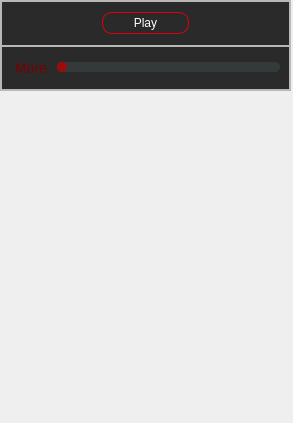
Old version of the form form.ui in the repository IamRezaMousavi/RedLine.
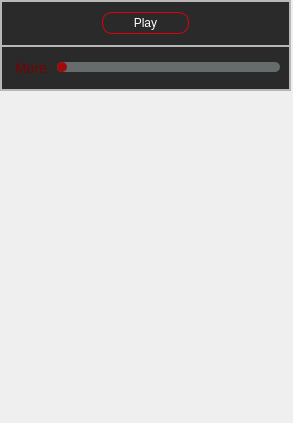
New version of the form.

Commit message: edit openFiles button styleSheet

Patch:
```diff
--- a/form.ui
+++ b/form.ui
@@ -39,7 +39,7 @@
      <string notr="true">QFrame#windowFrame
 {
     background-color: rgba(0, 0, 0, 210);
-	border: 1px solid rgba(40, 0, 0, 230);
+	border: 1px solid rgba(120, 0, 0, 230);
 }
 </string>
     </property>
@@ -214,7 +214,7 @@
 	border-radius: 5px;
 	height: 10px;
 	margin: 0px;
-	background-color: rgb(52, 58, 58);
+	background-color: rgb(102, 108, 108);
 }
 QSlider::handle:horizontal
 {
```
Left out of the diff: 9 changed lines with no effect on the pictures. The commit also changes 1 other file.
